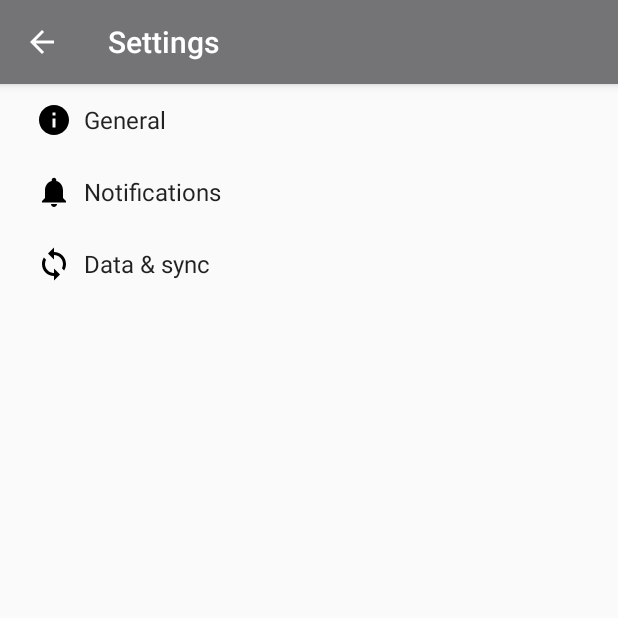
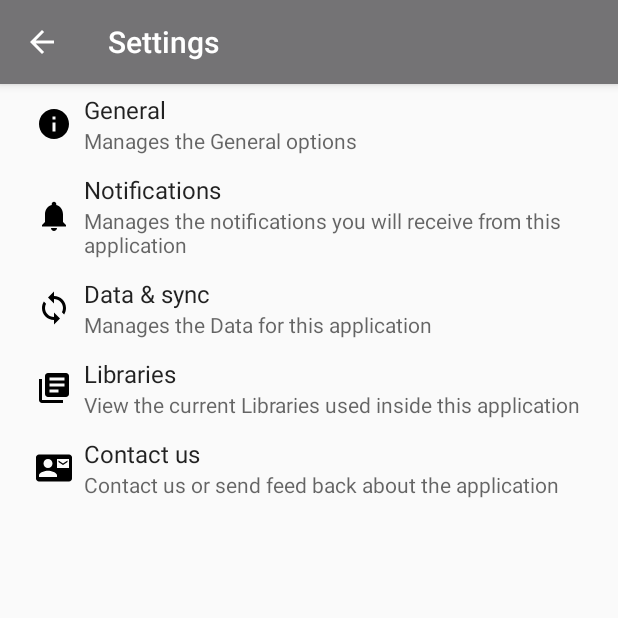
Before and after one commit to jonathanStevanka/GamersHub, an Android app: the SettingsActivity screen opened directly, with no data from a screen before it, on a phone screen of 412 x 824 dp, the top half of it. Run offline under Robolectric (Android 15) with nearby library versions, the phone set to English and light mode, and no system bars; libraries missing offline, so code that uses them is left out: com.mikepenz.aboutlibraries.

Commit message:
fixed homescreen and updated settings activity
-fixed recently searched not 'gap' caused by item with no image
-added contact information to the settings screen
-added current libraries to the settings screen
-added new prefereence fragments to the settingsactivity
-added two new drawable, mail and books
-added new XML layout for contact
-updated other XML layouts for settings

```diff
--- /dev/null
+++ b/app/src/main/res/drawable/ic_contact_mail_black_24dp.xml
@@ -0,0 +1,9 @@
+<vector xmlns:android="http://schemas.android.com/apk/res/android"
+        android:width="24dp"
+        android:height="24dp"
+        android:viewportWidth="24.0"
+        android:viewportHeight="24.0">
+    <path
+        android:fillColor="#FF000000"
+        android:pathData="M21,8L21,7l-3,2 -3,-2v1l3,2 3,-2zM22,3L2,3C0.9,3 0,3.9 0,5v14c0,1.1 0.9,2 2,2h20c1.1,0 1.99,-0.9 1.99,-2L24,5c0,-1.1 -0.9,-2 -2,-2zM8,6c1.66,0 3,1.34 3,3s-1.34,3 -3,3 -3,-1.34 -3,-3 1.34,-3 3,-3zM14,18L2,18v-1c0,-2 4,-3.1 6,-3.1s6,1.1 6,3.1v1zM22,12h-8L14,6h8v6z"/>
+</vector>
--- /dev/null
+++ b/app/src/main/res/drawable/ic_library_books_black_24dp.xml
@@ -0,0 +1,9 @@
+<vector xmlns:android="http://schemas.android.com/apk/res/android"
+        android:width="24dp"
+        android:height="24dp"
+        android:viewportWidth="24.0"
+        android:viewportHeight="24.0">
+    <path
+        android:fillColor="#FF000000"
+        android:pathData="M4,6L2,6v14c0,1.1 0.9,2 2,2h14v-2L4,20L4,6zM20,2L8,2c-1.1,0 -2,0.9 -2,2v12c0,1.1 0.9,2 2,2h12c1.1,0 2,-0.9 2,-2L22,4c0,-1.1 -0.9,-2 -2,-2zM19,11L9,11L9,9h10v2zM15,15L9,15v-2h6v2zM19,7L9,7L9,5h10v2z"/>
+</vector>
--- /dev/null
+++ b/app/src/main/res/xml/pref_contact_us.xml
@@ -0,0 +1,20 @@
+<PreferenceScreen xmlns:android="http://schemas.android.com/apk/res/android"
+    xmlns:app="http://schemas.android.com/apk/res-auto">
+
+    <PreferenceCategory android:title="Quick Connect">
+
+        <Preference
+            android:key="reportBug"
+            android:title="Report a bug"
+            android:summary="Report a bug found inside the software"
+            />
+
+        <Preference
+            android:key="businessInquire"
+            android:title="Buissness Inquires"
+            android:summary="Shoot us an email"
+            />
+
+    </PreferenceCategory>
+
+</PreferenceScreen>
--- a/app/src/main/res/xml/pref_data_sync.xml
+++ b/app/src/main/res/xml/pref_data_sync.xml
@@ -3,6 +3,12 @@
     <!-- NOTE: Hide buttons to simplify the UI. Users can touch outside the dialog to
          dismiss it. -->
     <!-- NOTE: ListPreference's summary should be set to its value by the activity code. -->
+
+
+    <!-- This preference simply launches an intent when selected. Use this UI sparingly, per
+         design guidelines. -->
+    <PreferenceCategory android:title="Saved Local Data">
+
         <ListPreference
             android:defaultValue="180"
             android:entries="@array/pref_sync_frequency_titles"
@@ -12,10 +18,10 @@
             android:positiveButtonText="@null"
             android:title="@string/pref_title_sync_frequency" />
 
-    <!-- This preference simply launches an intent when selected. Use this UI sparingly, per
-         design guidelines. -->
         <Preference android:title="@string/pref_title_system_sync_settings">
             <intent android:action="android.settings.SYNC_SETTINGS" />
         </Preference>
+    </PreferenceCategory>
+
 
 </PreferenceScreen>
--- a/app/src/main/res/xml/pref_headers.xml
+++ b/app/src/main/res/xml/pref_headers.xml
@@ -5,16 +5,32 @@
     <header
         android:fragment="com.example.gamershub.SettingsActivity$GeneralPreferenceFragment"
         android:icon="@drawable/ic_info_black_24dp"
-        android:title="@string/pref_header_general" />
+        android:title="@string/pref_header_general"
+        android:summary="Manages the General options"/>
 
     <header
         android:fragment="com.example.gamershub.SettingsActivity$NotificationPreferenceFragment"
         android:icon="@drawable/ic_notifications_black_24dp"
-        android:title="@string/pref_header_notifications" />
+        android:title="@string/pref_header_notifications"
+        android:summary="Manages the notifications you will receive from this application"/>
 
     <header
         android:fragment="com.example.gamershub.SettingsActivity$DataSyncPreferenceFragment"
         android:icon="@drawable/ic_sync_black_24dp"
-        android:title="@string/pref_header_data_sync" />
+        android:title="@string/pref_header_data_sync"
+        android:summary="Manages the Data for this application"/>
 
+    <header
+        android:fragment="com.example.gamershub.SettingsActivity$LibsPreferenceFragment"
+        android:icon="@drawable/ic_library_books_black_24dp"
+        android:title="Libraries"
+        android:summary="View the current Libraries used inside this application"
+        />
+
+    <header
+        android:fragment="com.example.gamershub.SettingsActivity$ContactUsPreferenceFragment"
+        android:icon="@drawable/ic_contact_mail_black_24dp"
+        android:title="Contact us"
+        android:summary="Contact us or send feed back about the application"
+        />
 </preference-headers>
```
Also changed, not shown: app/src/main/java/com/example/gamershub/SettingsActivity.java (+110 -0 lines), app/src/main/java/com/example/gamershub/igdbAPI/APICOMMAND.java (+4 -5 lines). Lines whose indentation alone changed are shown as unchanged.
